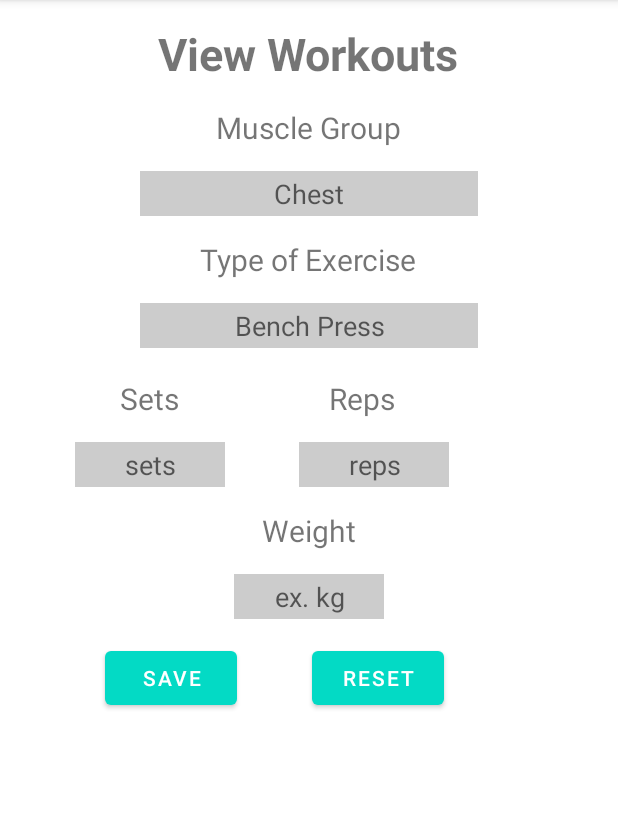
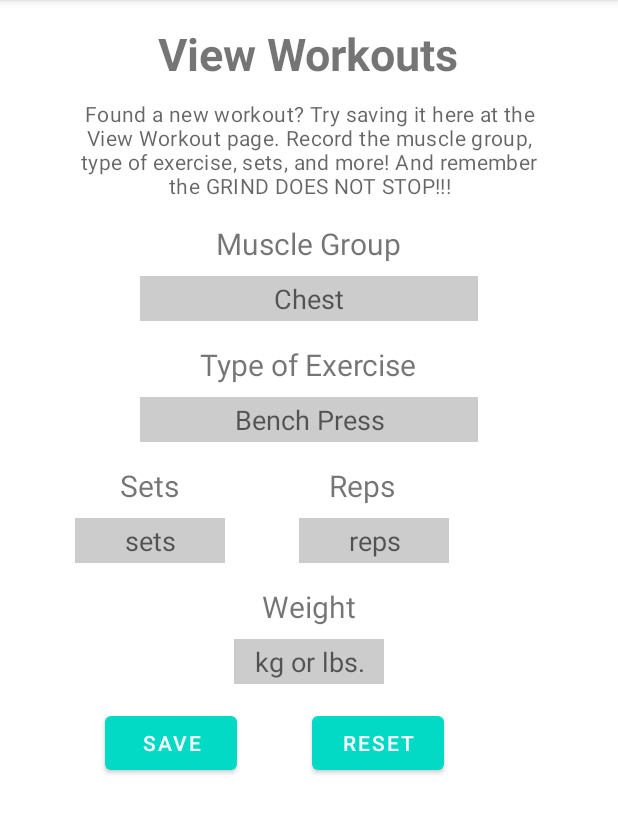
Before and after one commit to AlfredGuimaz/OneFitAll-android, an Android app: the goViewWorkout screen opened directly, with no data from a screen before it, on a phone screen of 412 x 824 dp, the part 84-918 px from its top. Run offline under Robolectric (Android 15) with nearby library versions, the phone set to English and light mode, and no system bars.

Commit message:
Made minor changes to workout features layouts.

```diff
--- a/app/src/main/java/com/example/one_fit_all/goViewWorkout.java
+++ b/app/src/main/java/com/example/one_fit_all/goViewWorkout.java
@@ -3,12 +3,41 @@ package com.example.one_fit_all;
 import androidx.appcompat.app.AppCompatActivity;
 
 import android.os.Bundle;
+import android.view.View;
+import android.widget.Button;
+import android.widget.EditText;
 
 public class goViewWorkout extends AppCompatActivity {
+
+    private EditText muscleGroup;
+    private EditText exerciseType;
+    private EditText viewSets;
+    private EditText viewReps;
+    private EditText viewWeights;
+
+    private Button restWorkoutBtn;
 
     @Override
     protected void onCreate(Bundle savedInstanceState) {
         super.onCreate(savedInstanceState);
         setContentView(R.layout.activity_go_view_workout);
+
+        muscleGroup = findViewById(R.id.muscleGroup);
+        exerciseType = findViewById(R.id.exerciseType);
+        viewSets = findViewById(R.id.viewSets);
+        viewReps = findViewById(R.id.viewReps);
+        viewWeights = findViewById(R.id.viewWeights);
+
+        restWorkoutBtn = findViewById(R.id.restWorkoutBtn);
+        restWorkoutBtn.setOnClickListener(new View.OnClickListener() {
+            @Override
+            public void onClick(View view) {
+                muscleGroup.setText(" ");
+                exerciseType.setText(" ");
+                viewSets.setText(" ");
+                viewReps.setText(" ");
+                viewWeights.setText(" ");
+            }
+        });
     }
 }
--- a/app/src/main/res/layout/activity_go_calories_burned.xml
+++ b/app/src/main/res/layout/activity_go_calories_burned.xml
@@ -90,7 +90,6 @@
             android:textSize="15sp"
             android:gravity="center"
             android:textColorHint="#E6999999"
-            android:textColor="@color/white"
             android:background="#80999999"/>
 
         <!-- Weight Text -->
@@ -119,7 +118,6 @@
             android:textSize="15sp"
             android:gravity="center"
             android:textColorHint="#E6999999"
-            android:textColor="@color/white"
             android:background="#80999999"/>
 
         <!-- Activity Duration Text -->
--- a/app/src/main/res/layout/activity_go_view_workout.xml
+++ b/app/src/main/res/layout/activity_go_view_workout.xml
@@ -5,6 +5,11 @@
     android:layout_width="match_parent"
     android:layout_height="match_parent"
     tools:context=".goViewWorkout">
+
+    <ScrollView
+        android:id="@+id/workoutScrollView"
+        android:layout_width="match_parent"
+        android:layout_height="match_parent">
 
         <LinearLayout
             android:layout_width="match_parent"
@@ -21,6 +26,16 @@
                 android:layout_gravity="center"/>
 
             <TextView
+                android:layout_width="325dp"
+                android:layout_height="wrap_content"
+                android:layout_gravity="center"
+                android:gravity="center"
+                android:layout_marginTop="10dp"
+                android:text="@string/viewDescription"
+                android:textAppearance="?attr/textAppearanceBody2"
+                android:textColor="?android:attr/textColorSecondary"/>
+
+            <TextView
                 android:layout_width="wrap_content"
                 android:layout_height="wrap_content"
                 android:text="Muscle Group"
@@ -29,10 +44,11 @@
                 android:layout_gravity="center"/>
 
             <EditText
+                android:id="@+id/muscleGroup"
                 android:layout_width="225dp"
                 android:layout_height="30dp"
                 android:hint="Chest"
-            android:layout_marginTop="15dp"
+                android:layout_marginTop="8dp"
                 android:layout_gravity="center"
                 android:background="#80999999"
                 android:gravity="center"/>
@@ -46,10 +62,11 @@
                 android:layout_gravity="center"/>
 
             <EditText
+                android:id="@+id/exerciseType"
                 android:layout_width="225dp"
                 android:layout_height="30dp"
                 android:hint="Bench Press"
-            android:layout_marginTop="15dp"
+                android:layout_marginTop="8dp"
                 android:layout_gravity="center"
                 android:background="#80999999"
                 android:gravity="center"/>
@@ -64,15 +81,16 @@
                     android:layout_height="wrap_content"
                     android:text="Sets"
                     android:textSize="20sp"
-                android:layout_marginTop="20dp"
+                    android:layout_marginTop="15dp"
                     android:layout_marginLeft="80dp"
                     android:layout_gravity="center"/>
 
                 <EditText
+                    android:id="@+id/viewSets"
                     android:layout_width="100dp"
                     android:layout_height="30dp"
                     android:layout_below="@+id/sets"
-                android:layout_marginTop="15dp"
+                    android:layout_marginTop="8dp"
                     android:layout_marginLeft="50dp"
                     android:hint="sets"
                     android:inputType="number"
@@ -87,16 +105,17 @@
                     android:layout_height="wrap_content"
                     android:text="Reps"
                     android:textSize="20sp"
-                android:layout_marginTop="20dp"
+                    android:layout_marginTop="15dp"
                     android:layout_marginLeft="100dp"
                     android:layout_toRightOf="@+id/sets"
                     android:layout_gravity="center"/>
 
                 <EditText
+                    android:id="@+id/viewReps"
                     android:layout_width="100dp"
                     android:layout_height="30dp"
                     android:layout_below="@+id/reps"
-                android:layout_marginTop="15dp"
+                    android:layout_marginTop="8dp"
                     android:layout_toRightOf="@+id/sets"
                     android:layout_marginLeft="80dp"
                     android:hint="reps"
@@ -115,11 +134,12 @@
                 android:layout_gravity="center"/>
 
             <EditText
+                android:id="@+id/viewWeights"
                 android:layout_width="100dp"
                 android:layout_height="30dp"
-            android:hint="ex. kg"
+                android:hint="kg or lbs."
                 android:inputType="number"
-            android:layout_marginTop="15dp"
+                android:layout_marginTop="8dp"
                 android:layout_gravity="center"
                 android:background="#80999999"
                 android:gravity="center"/>
@@ -148,5 +168,6 @@
                     android:layout_gravity="center"/>
             </RelativeLayout>
         </LinearLayout>
+    </ScrollView>
 
 </androidx.coordinatorlayout.widget.CoordinatorLayout>
--- a/app/src/main/res/values/strings.xml
+++ b/app/src/main/res/values/strings.xml
@@ -19,6 +19,8 @@
         By using the View Workouts feature you can save those amazing workouts for future GAINS!!!
         Or try the Quick Workout feature. Add some quick gains to your amazing day with the countdown timer.</string>
     <string name="viewWorkouts"> View Workouts </string>
+    <string name="viewDescription">Found a new workout? Try saving it here at the View Workout page.
+        Record the muscle group, type of exercise, sets, and more! And remember the GRIND DOES NOT STOP!!!</string>
     <string name="quickWorkout"> Quick Workout </string>
     <string name="quickDescription"> Enter the amount of sets you desire to do, the amount of time
     you want to GRIND for, and finally the amount of time you want to rest for. Enjoy your workout!!!</string>
```
Lines whose indentation alone changed are shown as unchanged.
